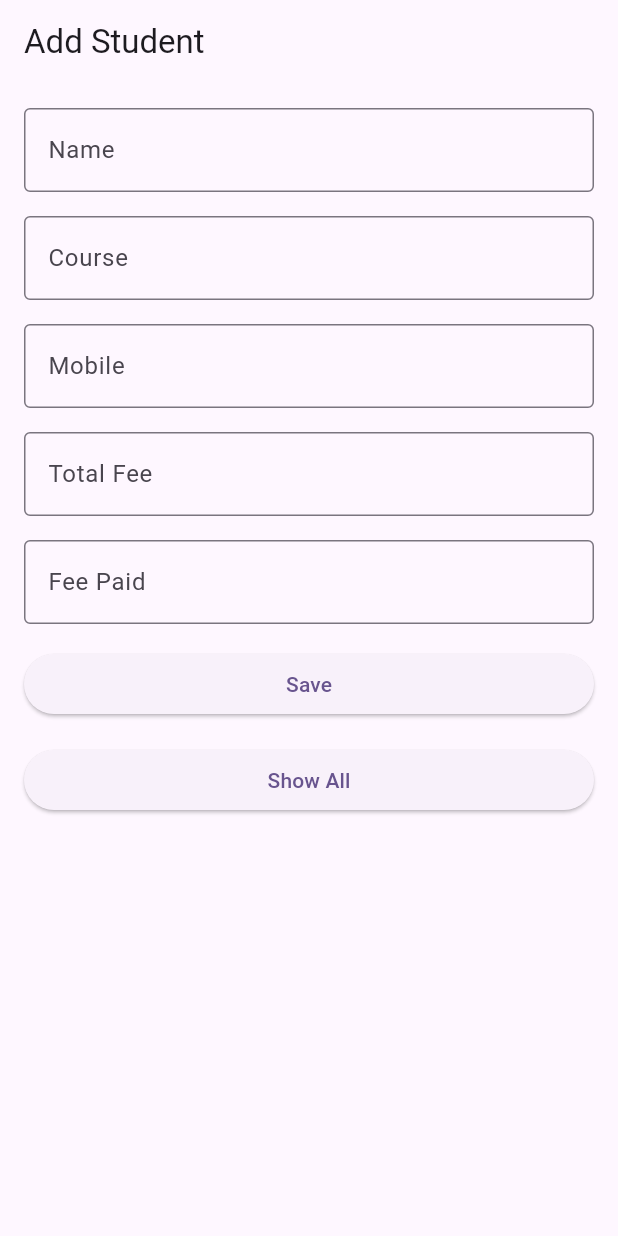
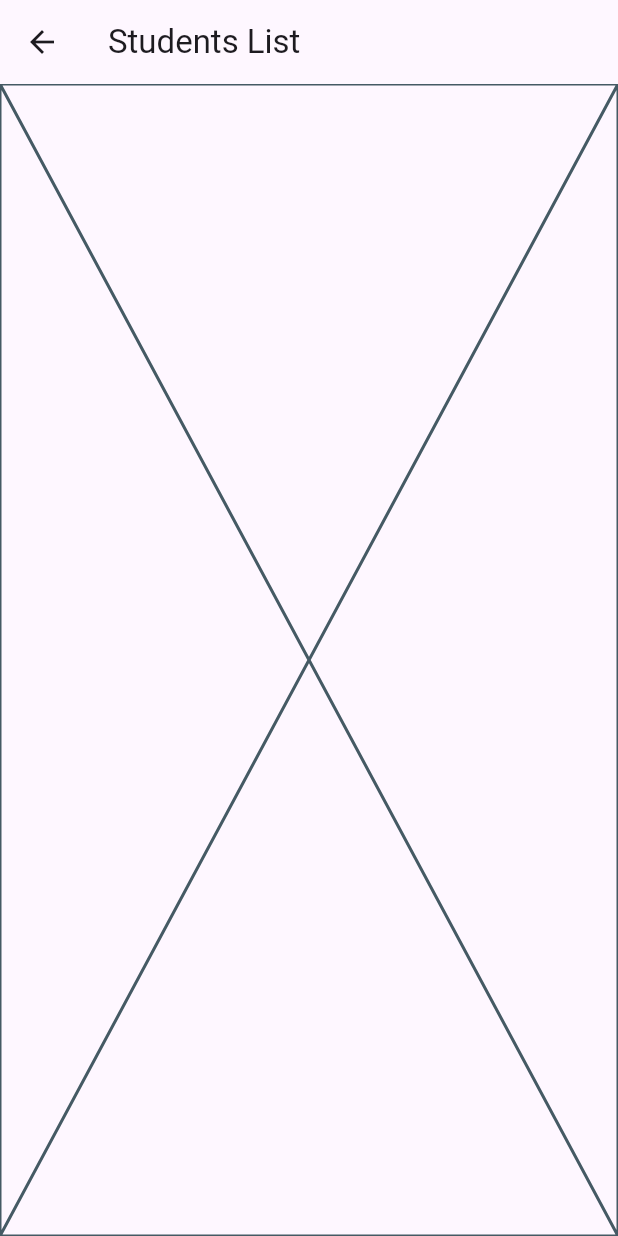
Before and after one commit to abidroid/sp_demo_batch3, a Flutter app: the screen it shows after launch, after a tap on "Show All", on a phone screen of 412 x 824 dp. Run offline on Flutter 3.47's test engine with Material 3 defaults, Android fonts, the phone set to English and light mode, and no system bars; our stand-ins replace shared_preferences.

Commit message:
student list scren

```diff
--- a/lib/screens/add_student_screen.dart
+++ b/lib/screens/add_student_screen.dart
@@ -1,6 +1,7 @@
 import 'package:flutter/material.dart';
 import 'package:sp_demo_batch3/db/db_helper.dart';
 import 'package:sp_demo_batch3/model/student.dart';
+import 'package:sp_demo_batch3/screens/student_list_screen.dart';
 
 class AddStudentScreen extends StatefulWidget {
   const AddStudentScreen({super.key});
@@ -97,7 +98,12 @@ class _AddStudentScreenState extends State<AddStudentScreen> {
                     //DbHelper().saveStudent(s);
                   },
                   child: const Text('Save')),
-              ElevatedButton(onPressed: () {}, child: const Text('Show All')),
+              ElevatedButton(onPressed: () {
+
+                Navigator.of(context).push(MaterialPageRoute(builder: (context){
+                  return StudentListScreen();
+                }));
+              }, child: const Text('Show All')),
             ],
           ),
         ),
--- /dev/null
+++ b/lib/screens/student_list_screen.dart
@@ -0,0 +1,21 @@
+import 'package:flutter/material.dart';
+
+class StudentListScreen extends StatefulWidget {
+  const StudentListScreen({super.key});
+
+  @override
+  State<StudentListScreen> createState() => _StudentListScreenState();
+}
+
+class _StudentListScreenState extends State<StudentListScreen> {
+  @override
+  Widget build(BuildContext context) {
+    return Scaffold(
+      appBar: AppBar(
+        title: const Text('Students List'),
+      ),
+
+      body: const Placeholder(),
+    );
+  }
+}
```
